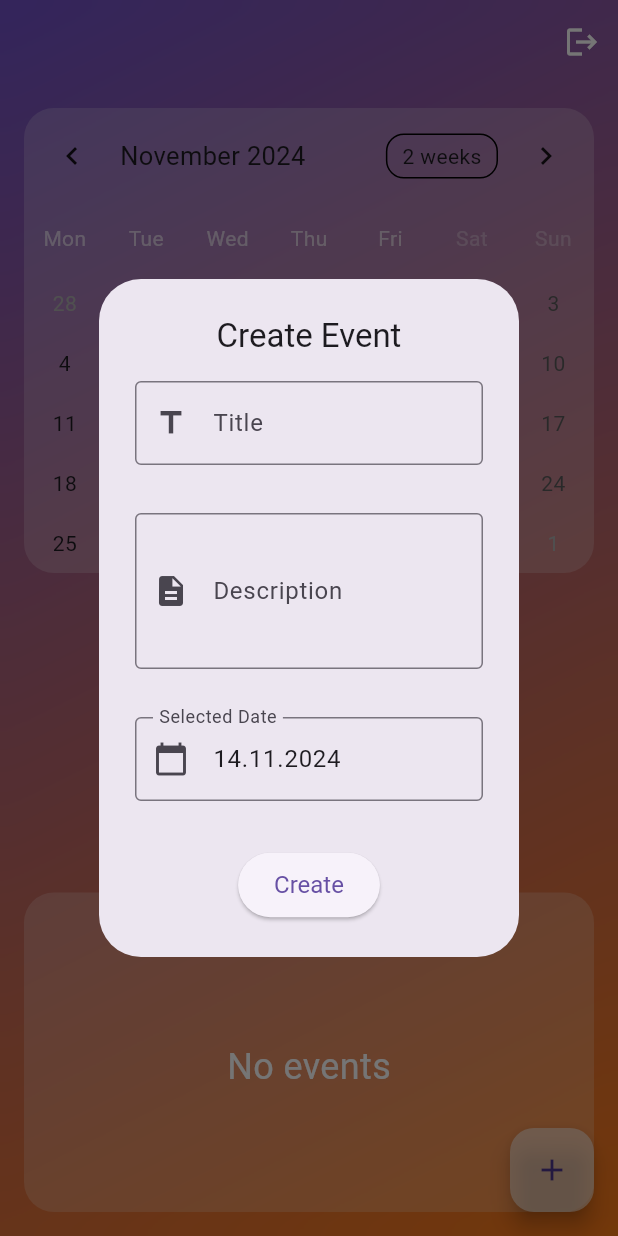
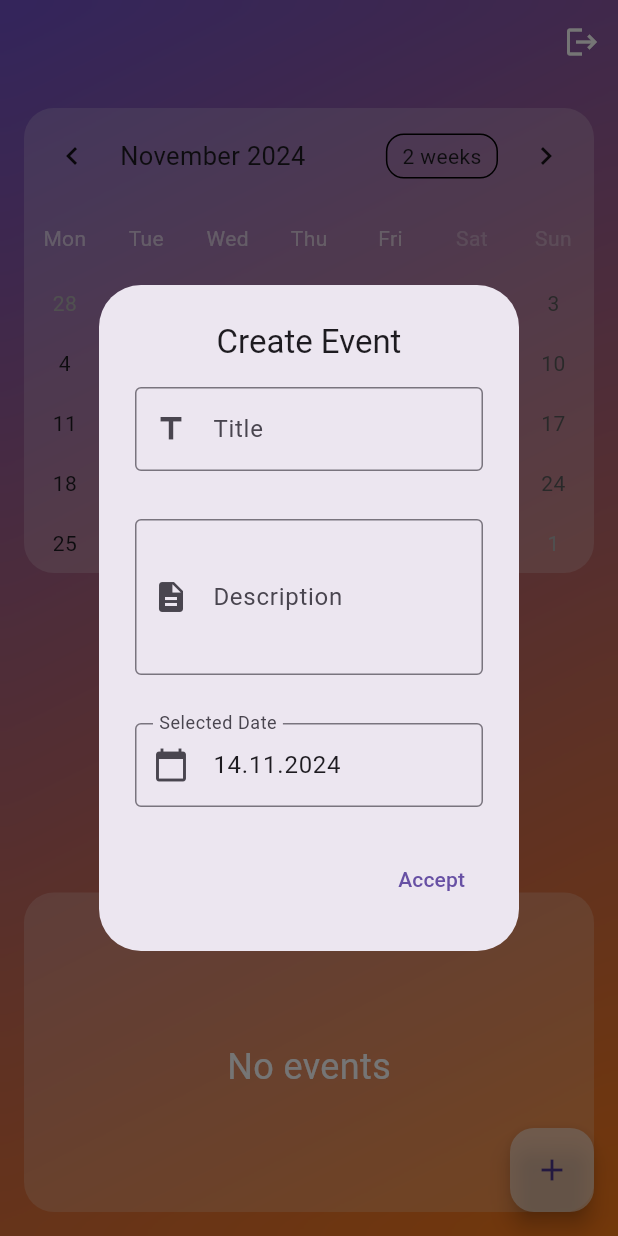
Before and after one commit to Abzal-code/my-schedule, a Flutter app: the ScheduleScreen screen opened by its route, after a tap on the "add" icon, on a phone screen of 412 x 824 dp. Run offline on Flutter 3.47's test engine with Material 3 defaults, Android fonts, the phone set to English and light mode, and no system bars; drawn by our look-alikes of table_calendar; our stand-ins replace bloc, bloc_concurrency, cloud_firestore, equatable, firebase_auth, firebase_core and 4 more; accounts and stored records are empty.

Commit message:
modify firestore service and eventEntity

```diff
--- a/lib/features/auth/presentation/widgets/custom_text_field.dart
+++ b/lib/features/auth/presentation/widgets/custom_text_field.dart
@@ -58,7 +58,7 @@ class _CustomTextFieldState extends State<CustomTextField> {
       keyboardType: widget.keyboardType,
       readOnly: widget.readOnly ?? false,
       onTap: widget.onTap,
-      maxLines: widget.maxLines,
+      maxLines: widget.maxLines ?? 1,
     );
   }
 }
--- a/lib/features/schedule/domain/entities/event_entity.dart
+++ b/lib/features/schedule/domain/entities/event_entity.dart
@@ -2,44 +2,40 @@ import 'package:equatable/equatable.dart';
 import 'package:cloud_firestore/cloud_firestore.dart';
 
 class EventEntity extends Equatable {
-  final String id;
+  final String? id;
   final String title;
   final String? description;
   final String? img;
-  final DateTime startDate;
-  final DateTime endDate;
+  final DateTime eventDate;
   final bool isCompleted;
 
   const EventEntity({
-    required this.id,
+    this.id,
     required this.title,
     this.description,
     this.img,
-    required this.startDate,
-    required this.endDate,
-    required this.isCompleted,
+    required this.eventDate,
+    this.isCompleted = false,
   });
 
   factory EventEntity.fromDocument(DocumentSnapshot doc) {
+    final data = doc.data() as Map<String, dynamic>;
     return EventEntity(
       id: doc.id,
-      title: doc['title'],
-      description: doc['description'],
-      img: doc['img'],
-      startDate: doc['startDate'],
-      endDate: doc['endDate'],
-      isCompleted: doc['isCompleted'],
+      title: data['title'] ?? '',
+      description: data['description'] ?? '',
+      img: data['img'] ?? '',
+      eventDate: (data['eventDate'] as Timestamp).toDate(),
+      isCompleted: data['isCompleted'] ?? false,
     );
   }
 
   Map<String, dynamic> toMap() {
     return {
-      'id': id,
       'title': title,
       'description': description,
       'img': img,
-      'startDate': startDate,
-      'endDate': endDate,
+      'eventDate': Timestamp.fromDate(eventDate),
       'isCompleted': isCompleted,
     };
   }
@@ -49,9 +45,7 @@ class EventEntity extends Equatable {
     String? title,
     String? description,
     String? img,
-    DateTime? dateTime,
-    DateTime? startDate,
-    DateTime? endDate,
+    DateTime? eventDate,
     bool? isCompleted,
   }) {
     return EventEntity(
@@ -59,8 +53,7 @@ class EventEntity extends Equatable {
       title: title ?? this.title,
       description: description ?? this.description,
       img: img ?? this.img,
-      startDate: startDate ?? this.startDate,
-      endDate: endDate ?? this.endDate,
+      eventDate: eventDate ?? this.eventDate,
       isCompleted: isCompleted ?? this.isCompleted,
     );
   }
@@ -71,8 +64,7 @@ class EventEntity extends Equatable {
         title,
         description,
         img,
-        startDate,
-        endDate,
+        eventDate,
         isCompleted,
       ];
 }
--- a/lib/features/schedule/presentation/bloc/schedule/schedule_bloc.dart
+++ b/lib/features/schedule/presentation/bloc/schedule/schedule_bloc.dart
@@ -39,6 +39,7 @@ class ScheduleBloc extends BaseBloc<ScheduleEvent, ScheduleState> {
 
   Future<void> _loadEvents(
       _LoadEvents event, Emitter<ScheduleState> emit) async {
+    print('start bloc load');
     emit(const ScheduleState.loading());
     await emit.forEach<List<EventEntity>>(
       _loadEventsUseCase.call(const NoParams()),
@@ -47,12 +48,16 @@ class ScheduleBloc extends BaseBloc<ScheduleEvent, ScheduleState> {
           : ScheduleState.loaded(events),
       onError: (e, stackTrace) => ScheduleState.error(e.toString()),
     );
+
+    print('start load event: }');
   }
 
   Future<void> _createEvent(
       _AddEvent event, Emitter<ScheduleState> emit) async {
+    print('start bloc create');
     try {
       emit(const ScheduleState.loading());
+      print('start create event: ${event.event.toMap()}');
       await _createEventUseCase.call(event.event);
       emit(const ScheduleState.updated());
     } catch (e) {
--- a/lib/features/schedule/presentation/pages/create_event_screen.dart
+++ /dev/null
@@ -1,70 +0,0 @@
-import 'package:flutter/material.dart';
-import 'package:my_shedule/core/utils/helpers.dart';
-import 'package:my_shedule/features/auth/presentation/widgets/custom_button.dart';
-import 'package:my_shedule/features/auth/presentation/widgets/custom_text_field.dart';
-
-class CreateEventScreen extends StatefulWidget {
-  final DateTime selectedDate;
-  const CreateEventScreen({super.key, required this.selectedDate});
-
-  @override
-  State<CreateEventScreen> createState() => _CreateEventScreenState();
-}
-
-class _CreateEventScreenState extends State<CreateEventScreen> {
-  final _formKey = GlobalKey<FormState>();
-  TextEditingController titleController = TextEditingController();
-  TextEditingController descriptionController = TextEditingController();
-  final TextEditingController _selectedDateController = TextEditingController();
-  DateTime firstDate = DateTime.now();
-
-  @override
-  void initState() {
-    _selectedDateController.text = DateHelper.formatDate(widget.selectedDate);
-    super.initState();
-  }
-
-  @override
-  Widget build(BuildContext context) {
-    return SingleChildScrollView(
-      child: Form(
-        key: _formKey,
-        child: Column(
-          children: [
-            CustomTextField(
-              icon: Icons.title,
-              label: 'Title',
-              controller: titleController,
-            ),
-            const SizedBox(height: 32),
-            CustomTextField(
-              icon: Icons.description,
-              label: 'Description',
-              controller: descriptionController,
-              maxLines: 3,
-            ),
-            const SizedBox(height: 32),
-            CustomTextField(
-              icon: Icons.calendar_today,
-              label: 'Selected Date',
-              controller: _selectedDateController,
-              readOnly: true,
-            ),
-            const SizedBox(height: 32),
-            CustomButton(
-              label: 'Create',
-              onPressed: () {
-                // if (_formKey.currentState!.validate()) {
-                //   print('validate');
-                // } else {
-                //   print('not validate');
-                // }
-                Navigator.of(context).pop();
-              },
-            ),
-          ],
-        ),
-      ),
-    );
-  }
-}
--- a/lib/features/schedule/presentation/pages/schedule_screen.dart
+++ b/lib/features/schedule/presentation/pages/schedule_screen.dart
@@ -5,7 +5,7 @@ import 'package:flutter_bloc/flutter_bloc.dart';
 import 'package:my_shedule/core/di.dart';
 import 'package:my_shedule/features/auth/presentation/bloc/auth_bloc.dart';
 import 'package:my_shedule/features/schedule/presentation/bloc/schedule/schedule_bloc.dart';
-import 'package:my_shedule/features/schedule/presentation/pages/create_event_screen.dart';
+import 'package:my_shedule/features/schedule/presentation/widgets/create_event_dialog.dart';
 import 'package:my_shedule/features/schedule/presentation/widgets/animated_background.dart';
 import 'package:my_shedule/features/schedule/presentation/widgets/calendar_widget.dart';
 import 'package:my_shedule/features/schedule/presentation/widgets/events_info_window.dart';
@@ -87,26 +87,9 @@ class _ScheduleScreenState extends State<ScheduleScreen> {
 void openDialog(BuildContext context, DateTime eventDate) {
   showDialog<void>(
     context: context,
-    builder: (BuildContext context) => AlertDialog(
-      title: Text(
-        'Create Event',
-        style: Theme.of(context).textTheme.titleLarge,
-        textAlign: TextAlign.center,
-      ),
-      content: CreateEventScreen(
-        selectedDate: eventDate,
-      ),
-      // actions: <Widget>[
-      //   TextButton(
-      //     style: TextButton.styleFrom(
-      //       textStyle: Theme.of(context).textTheme.labelLarge,
-      //     ),
-      //     child: const Text('Accept'),
-      //     onPressed: () {
-      //       Navigator.of(context).pop();
-      //     },
-      //   ),
-      // ],
+    builder: (BuildContext context) => BlocProvider.value(
+      value: context.read<ScheduleBloc>(),
+      child: CreateEventDialog(selectedDate: eventDate),
     ),
   );
 }
--- /dev/null
+++ b/lib/features/schedule/presentation/widgets/create_event_dialog.dart
@@ -0,0 +1,92 @@
+import 'package:flutter/material.dart';
+import 'package:flutter_bloc/flutter_bloc.dart';
+import 'package:my_shedule/core/di.dart';
+import 'package:my_shedule/core/utils/helpers.dart';
+import 'package:my_shedule/features/auth/presentation/widgets/custom_text_field.dart';
+import 'package:my_shedule/features/schedule/domain/entities/event_entity.dart';
+import 'package:my_shedule/features/schedule/presentation/bloc/schedule/schedule_bloc.dart';
+
+class CreateEventDialog extends StatefulWidget {
+  final DateTime selectedDate;
+  const CreateEventDialog({super.key, required this.selectedDate});
+
+  @override
+  State<CreateEventDialog> createState() => _CreateEventDialogState();
+}
+
+class _CreateEventDialogState extends State<CreateEventDialog> {
+  final _formKey = GlobalKey<FormState>();
+  TextEditingController titleController = TextEditingController();
+  TextEditingController descriptionController = TextEditingController();
+  final TextEditingController _selectedDateController = TextEditingController();
+
+  @override
+  void initState() {
+    _selectedDateController.text = DateHelper.formatDate(widget.selectedDate);
+    super.initState();
+  }
+
+  @override
+  Widget build(BuildContext context) {
+    return AlertDialog(
+      title: Text(
+        'Create Event',
+        style: Theme.of(context).textTheme.titleLarge,
+        textAlign: TextAlign.center,
+      ),
+      content: SingleChildScrollView(
+        child: Form(
+          key: _formKey,
+          child: Column(
+            children: [
+              CustomTextField(
+                icon: Icons.title,
+                label: 'Title',
+                controller: titleController,
+              ),
+              const SizedBox(height: 32),
+              CustomTextField(
+                icon: Icons.description,
+                label: 'Description',
+                controller: descriptionController,
+                maxLines: 3,
+              ),
+              const SizedBox(height: 32),
+              CustomTextField(
+                icon: Icons.calendar_today,
+                label: 'Selected Date',
+                controller: _selectedDateController,
+                readOnly: true,
+              ),
+            ],
+          ),
+        ),
+      ),
+      actions: <Widget>[
+        TextButton(
+          style: TextButton.styleFrom(
+            textStyle: Theme.of(context).textTheme.labelLarge,
+          ),
+          child: const Text('Accept'),
+          onPressed: () => _createEvent(),
+        ),
+      ],
+    );
+  }
+
+  void _createEvent() {
+    if (_formKey.currentState!.validate()) {
+      EventEntity event = EventEntity(
+        title: titleController.text,
+        description: descriptionController.text,
+        eventDate: widget.selectedDate,
+        isCompleted: false,
+      );
+      print('start _create event from dialog: ${event.toMap()}');
+      sl<ScheduleBloc>().add(
+        ScheduleEvent.addEvent(event),
+      );
+      Navigator.of(context).pop();
+    }
+  }
+}
--- a/lib/main.dart
+++ b/lib/main.dart
@@ -6,6 +6,7 @@ import 'package:my_shedule/core/router/app_router.dart';
 import 'package:my_shedule/core/router/auth_change_notifier.dart';
 import 'package:my_shedule/core/services/firebase_options.dart';
 import 'package:my_shedule/features/auth/presentation/bloc/auth_bloc.dart';
+import 'package:my_shedule/features/schedule/presentation/bloc/schedule/schedule_bloc.dart';
 
 part 'app_starter.dart';
 
```
Also changed, not shown: lib/app_starter.dart (+14 -4 lines), lib/core/services/firestore/firestore_service.dart (+47 -12 lines), lib/features/schedule/presentation/widgets/event_list.dart (+8 -2 lines).
